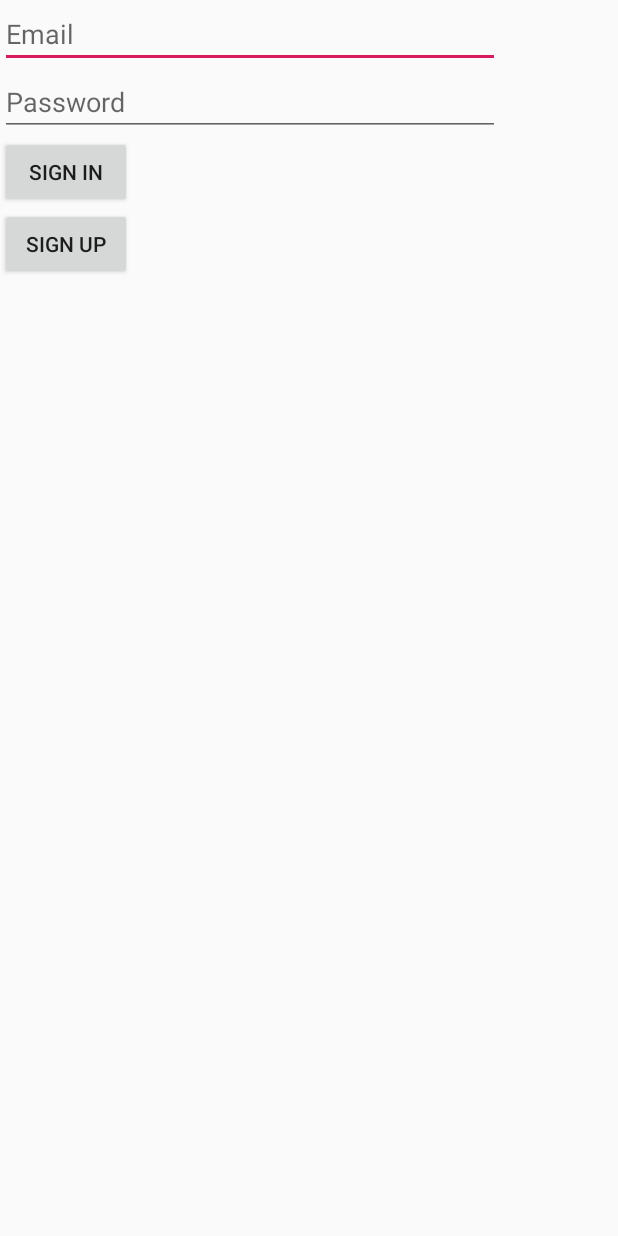
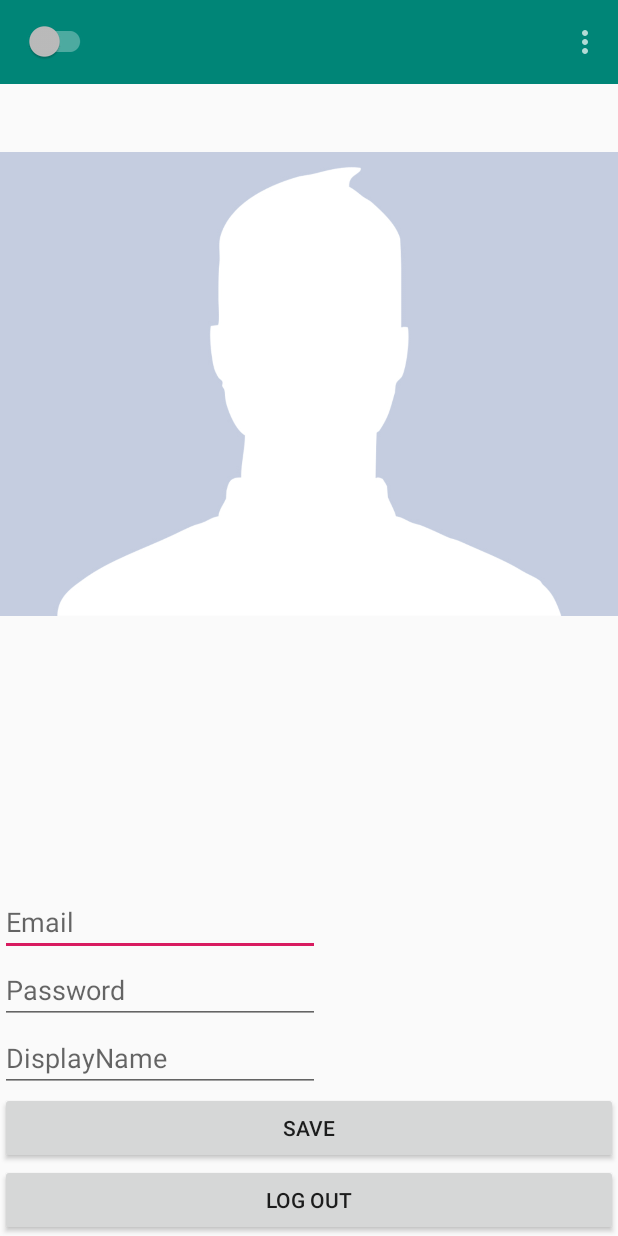
Before and after one commit to seelk89/MobileSaucyChat, an Android app: the screen it shows after launch (MainActivity before the commit, UserPageActivity after it), after a tap on "SIGN UP", on a phone screen of 412 x 824 dp. Run offline under Robolectric (Android 15) with nearby library versions, the phone set to English and light mode, and no system bars; our stand-ins replace Firebase (no records; nobody signed in at launch, a user with empty details on screens opened directly).

Commit message:
UserPage ui added
refactored sign up

```diff
--- a/app/build.gradle
+++ b/app/build.gradle
@@ -27,7 +27,8 @@ dependencies {
     androidTestImplementation 'com.android.support.test:runner:1.0.2'
     androidTestImplementation 'com.android.support.test.espresso:espresso-core:3.0.2'
     // Firebase
-    implementation 'com.google.firebase:firebase-core:16.0.1'
-    implementation 'com.google.firebase:firebase-auth:16.0.3'
+    implementation 'com.google.firebase:firebase-core:16.0.8'
+    implementation 'com.google.firebase:firebase-auth:16.2.1'
+    implementation 'com.google.firebase:firebase-database:16.1.0'
 }
 apply plugin: 'com.google.gms.google-services'
--- a/app/src/main/AndroidManifest.xml
+++ b/app/src/main/AndroidManifest.xml
@@ -18,6 +18,7 @@
         </activity>
 
         <activity android:name=".ChatRoomActivity"></activity>
+        <activity android:name=".UserPageActivity"></activity>
     </application>
     <uses-permission android:name="android.permission.INTERNET"/>
 </manifest>
--- a/app/src/main/java/com/example/mobilesaucychat/MainActivity.java
+++ b/app/src/main/java/com/example/mobilesaucychat/MainActivity.java
@@ -1,13 +1,16 @@
 package com.example.mobilesaucychat;
 
+import android.content.Intent;
 import android.os.Bundle;
 import android.support.annotation.NonNull;
 import android.support.v7.app.AppCompatActivity;
 import android.text.TextUtils;
+import android.util.Log;
 import android.view.View;
 import android.widget.EditText;
 import android.widget.Toast;
 
+import com.example.mobilesaucychat.models.User;
 import com.google.android.gms.common.api.GoogleApiClient;
 import com.google.android.gms.tasks.OnCompleteListener;
 import com.google.android.gms.tasks.Task;
@@ -17,9 +20,12 @@ import com.google.firebase.auth.FirebaseUser;
 
 public class MainActivity extends AppCompatActivity {
 
+    public static String EMAIL_INFO = "EmailInfo";
+    public static String PASS_INFO = "PassInfo";
+
+
     EditText etEmail, etPassword;
     FirebaseAuth firebaseAuth;
-    GoogleApiClient mGoogleApiClient;
 
     @Override
     protected void onCreate(Bundle savedInstanceState) {
@@ -72,7 +78,6 @@ public class MainActivity extends AppCompatActivity {
     private void onClickSignUpWithEmailAndPassword(String email, String password) {
         if(TextUtils.isEmpty(email)){
             Toast.makeText(getApplicationContext(),"Please fill in the required email field", Toast.LENGTH_SHORT).show();
-            return;
         }
 
         if(TextUtils.isEmpty(password)){
@@ -83,19 +88,9 @@ public class MainActivity extends AppCompatActivity {
             Toast.makeText(getApplicationContext(),"Password must be at least 6 characters", Toast.LENGTH_SHORT).show();
         }
 
-        firebaseAuth.createUserWithEmailAndPassword(email, password)
-                .addOnCompleteListener(new OnCompleteListener<AuthResult>() {
-                    @Override
-                    public void onComplete(@NonNull Task<AuthResult> task) {
-                        if(task.isSuccessful()){
-                            Toast.makeText(getApplicationContext(),"Successfully created account",Toast.LENGTH_SHORT).show();
-                            // startActivity(new Intent(getApplicationContext(), ChatRoomActivity.class));
-                            finish();
-                        }
-                        else{
-                            Toast.makeText(getApplicationContext(),"E-mail or password is wrong",Toast.LENGTH_SHORT).show();
-                        }
-                    }
-                });
+        Intent newActivity = new Intent(this, UserPageActivity.class);
+        newActivity.putExtra(EMAIL_INFO, email);
+        newActivity.putExtra(PASS_INFO, password);
+        startActivity(newActivity);
     }
 }
--- /dev/null
+++ b/app/src/main/java/com/example/mobilesaucychat/UserPageActivity.java
@@ -0,0 +1,97 @@
+package com.example.mobilesaucychat;
+
+import android.content.Intent;
+import android.os.Bundle;
+import android.support.annotation.NonNull;
+import android.support.v7.app.AppCompatActivity;
+import android.support.v7.widget.Toolbar;
+import android.view.Menu;
+import android.view.View;
+import android.widget.Button;
+import android.widget.EditText;
+import android.widget.ImageView;
+import android.widget.Toast;
+
+import com.example.mobilesaucychat.models.User;
+import com.google.android.gms.tasks.OnCompleteListener;
+import com.google.android.gms.tasks.Task;
+import com.google.firebase.auth.AuthResult;
+import com.google.firebase.auth.FirebaseAuth;
+import com.google.firebase.database.FirebaseDatabase;
+
+public class UserPageActivity extends AppCompatActivity {
+
+    String email, password, displayName;
+    Toolbar mToolbar;
+    EditText etEmail, etPassword, etDisplayname;
+    Button btnSave, btnLogout;
+    ImageView imgFriend;
+    FirebaseAuth firebaseAuth;
+
+    @Override
+    protected void onCreate(Bundle savedInstanceState) {
+        super.onCreate(savedInstanceState);
+        setContentView(R.layout.activity_user_page);
+        firebaseAuth = FirebaseAuth.getInstance();
+        findViews();
+        onClickListeners();
+        setSupportActionBar(mToolbar);
+        setTitle("");
+    }
+
+    public void findViews() {
+        mToolbar = findViewById(R.id.toolbar);
+        btnSave = findViewById(R.id.btnSave);
+        btnLogout = findViewById(R.id.btnLogout);
+        etEmail = findViewById(R.id.etEmail);
+        etPassword = findViewById(R.id.etPassword);
+        etDisplayname = findViewById(R.id.etDisplayName);
+        imgFriend = findViewById(R.id.imgViewUser);
+
+        displayName = etDisplayname.getText().toString().trim();
+        email = getIntent().getSerializableExtra(MainActivity.EMAIL_INFO).toString().trim();
+        password = getIntent().getSerializableExtra(MainActivity.PASS_INFO).toString().trim();
+
+        etEmail.append(email);
+        etPassword.append(password);
+    }
+
+    public void onClickListeners() {
+        btnSave.setOnClickListener(new View.OnClickListener() {
+            @Override
+            public void onClick(View v) {
+                signUp();
+            }
+        });
+    }
+
+    @Override
+    public boolean onCreateOptionsMenu(Menu menuClass) {
+        // Inflate the menu; this adds items to the action bar if it is present.
+        getMenuInflater().inflate(R.menu.menu, menuClass);
+        return true;
+    }
+
+    public void signUp() {
+        firebaseAuth.createUserWithEmailAndPassword(email, password)
+                .addOnCompleteListener(new OnCompleteListener<AuthResult>() {
+                    @Override
+                    public void onComplete(@NonNull Task<AuthResult> task) {
+                        if (task.isSuccessful()) {
+                            User user = new User(
+                                    email,
+                                    displayName
+                            );
+
+                            FirebaseDatabase.getInstance().getReference("Users").
+                                    child(FirebaseAuth.getInstance().getCurrentUser().getUid()).setValue(user);
+
+                            Toast.makeText(getApplicationContext(), "Successfully created account", Toast.LENGTH_SHORT).show();
+                            // startActivity(new Intent(getApplicationContext(), UserPageActivity.class));
+                        } else {
+                            Toast.makeText(getApplicationContext(), "Something is wrong", Toast.LENGTH_SHORT).show();
+                        }
+                    }
+                });
+    }
+}
--- a/app/src/main/java/com/example/mobilesaucychat/models/User.java
+++ b/app/src/main/java/com/example/mobilesaucychat/models/User.java
@@ -3,7 +3,6 @@ package com.example.mobilesaucychat.models;
 public class User {
     private long m_id;
     private String m_email;
-    private String m_password;
     private double m_latLocation;
     private double m_lonLocation;
     private String m_displayName;
@@ -11,11 +10,9 @@ public class User {
 
     public User(
             String email,
-            String password,
             String displayName
     ) {
         m_email = email;
-        m_password = password;
         m_displayName = displayName;
     }
 
@@ -33,14 +30,6 @@ public class User {
 
     public void setEmail(String email) {
         m_email = email;
-    }
-
-    public String getPassword() {
-        return m_password;
-    }
-
-    public void setPassword(String password) {
-        m_password = password;
     }
 
     public double getLatLocation() {
--- /dev/null
+++ b/app/src/main/res/layout/activity_user_page.xml
@@ -0,0 +1,62 @@
+<?xml version="1.0" encoding="utf-8"?>
+<RelativeLayout xmlns:android="http://schemas.android.com/apk/res/android"
+    xmlns:app="http://schemas.android.com/apk/res-auto"
+    android:layout_width="match_parent"
+    android:layout_height="match_parent"
+    xmlns:tools="http://schemas.android.com/tools">
+
+    <include
+        android:id="@+id/toolbar"
+        layout="@layout/toolbar" />
+
+    <ImageView
+        android:id="@+id/imgViewUser"
+        android:layout_below="@+id/toolbar"
+        android:layout_centerHorizontal="true"
+        android:layout_width="fill_parent"
+        android:layout_height="400dp"
+        android:src="@drawable/face"
+        />
+
+    <EditText
+        android:id="@+id/etEmail"
+        android:hint="@string/username"
+        android:layout_above="@+id/etPassword"
+        android:layout_width="wrap_content"
+        android:layout_height="wrap_content"
+        android:ems="10"
+        android:inputType="textEmailAddress" />
+
+    <EditText
+        android:id="@+id/etPassword"
+        android:hint="@string/pass"
+        android:layout_above="@+id/etDisplayName"
+        android:layout_width="wrap_content"
+        android:layout_height="wrap_content"
+        android:ems="10"
+        android:inputType="textPersonName" />
+
+    <EditText
+        android:id="@+id/etDisplayName"
+        android:hint="@string/displayname"
+        android:layout_above="@+id/btnSave"
+        android:layout_width="wrap_content"
+        android:layout_height="wrap_content"
+        android:ems="10"
+        android:inputType="textPersonName" />
+
+    <Button
+        android:id="@+id/btnSave"
+        android:layout_above="@+id/btnLogout"
+        android:layout_width="fill_parent"
+        android:layout_height="wrap_content"
+        android:text="@string/save"/>
+
+    <Button
+        android:id="@+id/btnLogout"
+        android:layout_alignParentBottom="true"
+        android:layout_width="fill_parent"
+        android:layout_height="wrap_content"
+        android:text="@string/logOut" />
+
+</RelativeLayout>
--- a/app/src/main/res/values/strings.xml
+++ b/app/src/main/res/values/strings.xml
@@ -1,3 +1,9 @@
 <resources>
     <string name="app_name">MobileSaucyChat</string>
+    <string name="logOut">Log Out</string>
+    <string name="save">Save</string>
+    <string name="username">Email</string>
+    <string name="displayname">DisplayName</string>
+    <string name="pass">Password</string>
+
 </resources>
--- a/build.gradle
+++ b/build.gradle
@@ -7,7 +7,7 @@ buildscript {
 
     }
     dependencies {
-        classpath 'com.android.tools.build:gradle:3.3.2'
+        classpath 'com.android.tools.build:gradle:3.4.0'
         classpath 'com.google.gms:google-services:4.2.0'
 
         // NOTE: Do not place your application dependencies here; they belong
```
Also changed, not shown: app/src/main/res/drawable/face.jpeg (added), gradle/wrapper/gradle-wrapper.properties.
